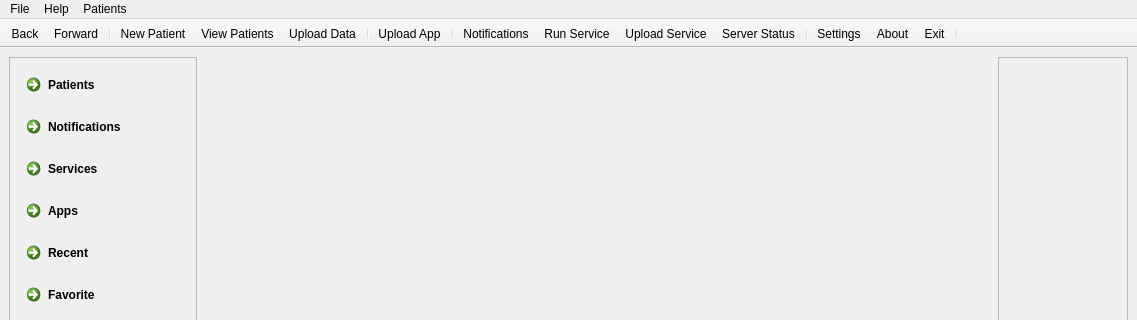
The window that ui/mainwindow.ui (creativepsyco/panex-client) describes before a commit, drawn with Qt 5; both pictures show x 0 to 1137 and y 0 to 320 of the 1137 by 668 pixel window.
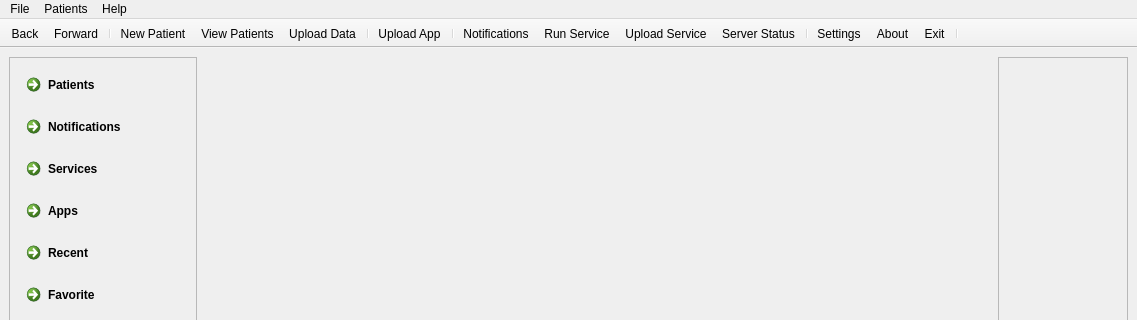
The same window after the commit. Icons and pictures are not drawn.

Patch:
```diff
--- a/ui/mainwindow.ui
+++ b/ui/mainwindow.ui
@@ -210,8 +210,8 @@
     <addaction name="actionView_Selected_Patient"/>
    </widget>
    <addaction name="menuFile"/>
-   <addaction name="menuHelp"/>
    <addaction name="menuPatients"/>
+   <addaction name="menuHelp"/>
   </widget>
   <widget class="QStatusBar" name="statusbar"/>
   <widget class="QToolBar" name="toolBar">
```
Left out of the diff: 3 changed lines with no effect on the pictures.
